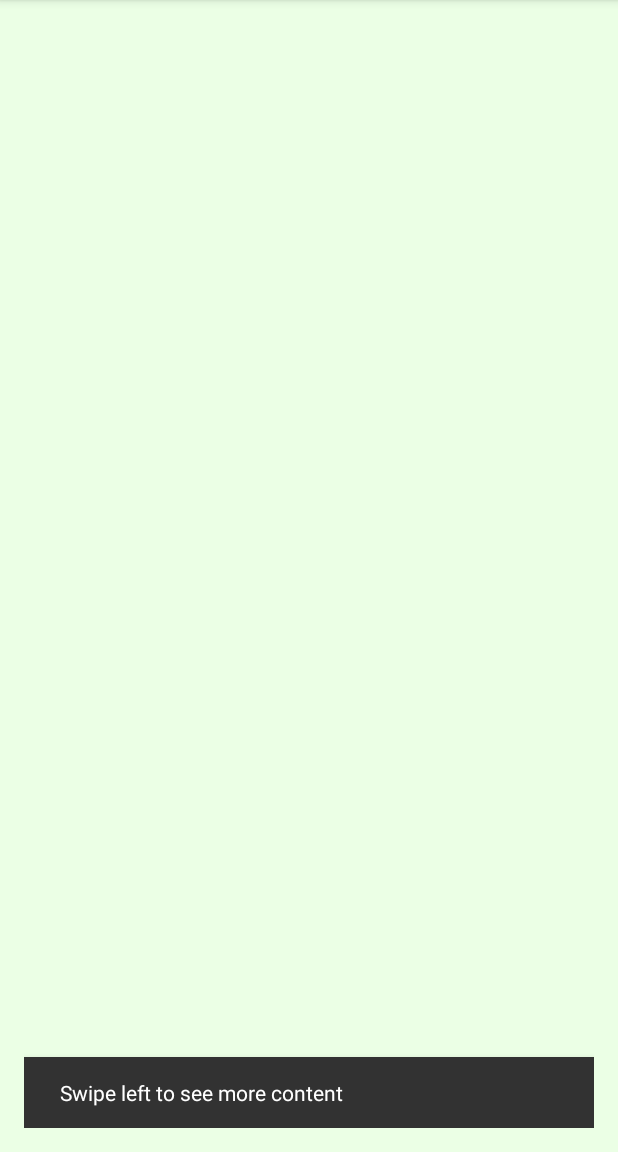
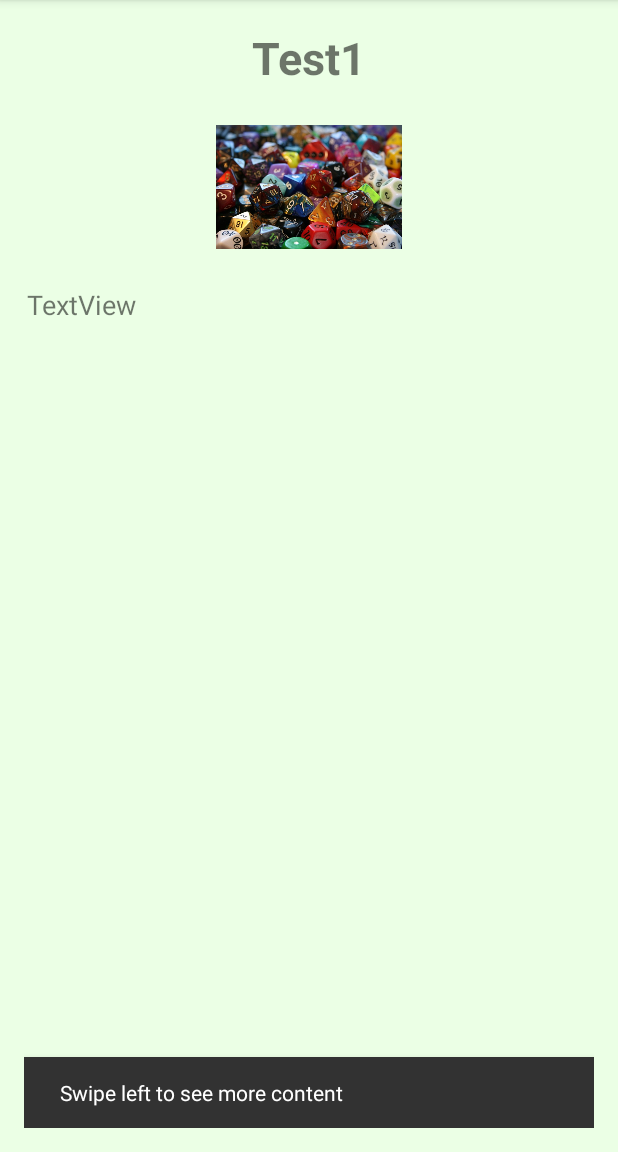
Before and after one commit to JamesPierce82/RPGClubApp, an Android app: the screen it shows after launch (MainActivity), in the side drawer, after a tap on "Gallery", on a phone screen of 412 x 824 dp, the part 84-1236 px from its top. Run offline under Robolectric (Android 15) with nearby library versions, the phone set to English and light mode, and no system bars.

Commit message:
Fixed GamesFragment
* Was missing the code that set the adapter for the viewpager.

```diff
--- a/app/src/main/java/ca/jamespierce/rpgclubapp/GameFragment.java
+++ b/app/src/main/java/ca/jamespierce/rpgclubapp/GameFragment.java
@@ -89,7 +89,6 @@ public class GameFragment extends Fragment {
             image.setImageResource(mParam3);
         }
 
-
         return view;
     }
 
--- a/app/src/main/java/ca/jamespierce/rpgclubapp/GamesFragment.java
+++ b/app/src/main/java/ca/jamespierce/rpgclubapp/GamesFragment.java
@@ -76,6 +76,9 @@ public class GamesFragment extends Fragment {
         if(fab.isShown()) {
             fab.hide();
         }
+        sectionPagerAdapter = new SectionPagerAdapter((getChildFragmentManager()));
+        viewPager = (ViewPager) view.findViewById(R.id.gamecontent);
+        viewPager.setAdapter(sectionPagerAdapter);
         if(savedInstanceState == null) {
             Snackbar.make(view, "Swipe left to see more content", Snackbar.LENGTH_LONG).setAction("Action", null).show();
         }
@@ -92,17 +95,17 @@ public class GamesFragment extends Fragment {
         public Fragment getItem(int position) {
             switch(position) {
                 case 0:
-                    return GameFragment.newInstance("Test1", "Hello");
+                    return GameFragment.newInstance("Test1", "Hello", R.drawable.dice);
                 case 1:
-                    return GameFragment.newInstance("Test2", "Hello");
+                    return GameFragment.newInstance("Test2", "Hello", R.drawable.dice);
                 case 2:
-                    return GameFragment.newInstance("Test3", "Hello");
+                    return GameFragment.newInstance("Test3", "Hello", R.drawable.dice);
                 case 3:
-                    return GameFragment.newInstance("Test4", "Hello");
+                    return GameFragment.newInstance("Test4", "Hello", R.drawable.dice);
                 case 4:
-                    return GameFragment.newInstance("Test5", "Hello");
+                    return GameFragment.newInstance("Test5", "Hello", R.drawable.dice);
                 default:
-                    return GameFragment.newInstance("Testdefault", "Hello");
+                    return GameFragment.newInstance("Testdefault", "Hello", R.drawable.dice);
             }
         }
 
--- a/app/src/main/res/layout/fragment_games.xml
+++ b/app/src/main/res/layout/fragment_games.xml
@@ -6,6 +6,7 @@
 
     <android.support.v4.view.ViewPager
         android:layout_width="match_parent"
-        android:layout_height="match_parent"></android.support.v4.view.ViewPager>
+        android:layout_height="match_parent"
+        android:id="@+id/gamecontent"></android.support.v4.view.ViewPager>
 
 </FrameLayout>
```
